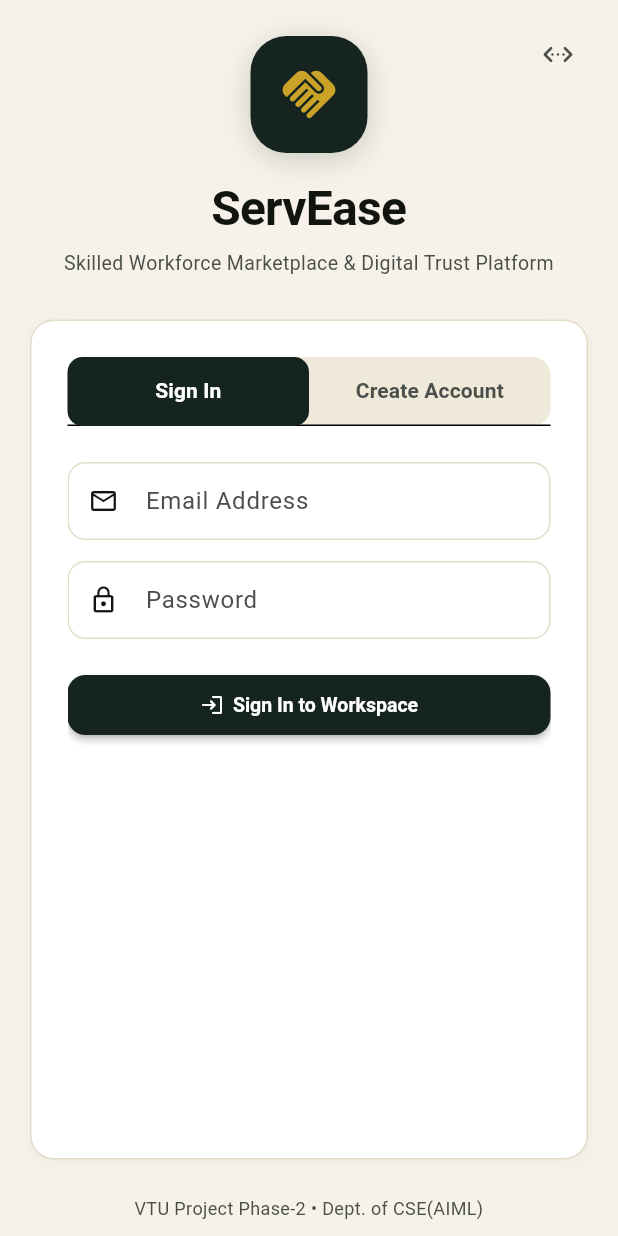
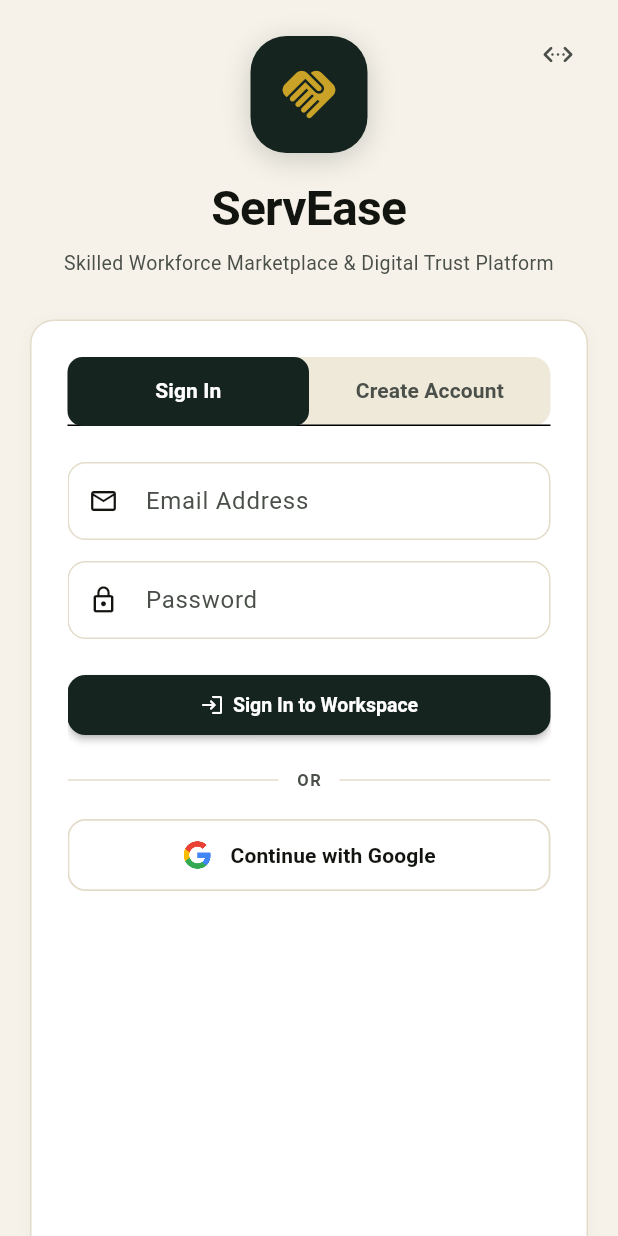
Before and after one commit to darshan-sg26/ServEase, a Flutter app: the screen it shows after launch, on a phone screen of 412 x 824 dp. Run offline on Flutter 3.47's test engine with Material 3 defaults, Android fonts, the phone set to English and light mode, and no system bars; our stand-ins replace flutter_map, geolocator, google_sign_in, latlong2; accounts and stored records are empty; Roboto replaces fonts that are missing (Sora).

Commit message:
fix(security): remove exposed credentials from codebase and restore api routes and google sign-in

```diff
--- a/mobile_app/lib/screens/onboarding/login_register_screen.dart
+++ b/mobile_app/lib/screens/onboarding/login_register_screen.dart
@@ -1,4 +1,5 @@
 import 'package:flutter/material.dart';
+import 'package:google_sign_in/google_sign_in.dart';
 import '../../config/app_config.dart';
 import '../../core/theme.dart';
 import '../../core/widgets.dart';
@@ -18,6 +19,10 @@
 class _LoginRegisterScreenState extends State<LoginRegisterScreen> with SingleTickerProviderStateMixin {
   late TabController _tabController;
   bool _isLoading = false;
+  final GoogleSignIn _googleSignIn = GoogleSignIn(
+    serverClientId: AppConfig.googleServerClientId,
+    scopes: ['email', 'profile'],
+  );
 
   // Login Controllers
   final _loginEmailCtrl = TextEditingController();
@@ -134,6 +139,66 @@
       ScaffoldMessenger.of(context).showSnackBar(
         SnackBar(content: Text(res['message'] ?? 'Registration failed')),
       );
+    }
+  }
+
+  Future<void> _handleGoogleSignIn({String? role}) async {
+    setState(() => _isLoading = true);
+    try {
+      try {
+        await _googleSignIn.signOut();
+      } catch (_) {}
+
+      final GoogleSignInAccount? account = await _googleSignIn.signIn();
+      if (account == null) {
+        if (mounted) setState(() => _isLoading = false);
+        return;
+      }
+
+      final GoogleSignInAuthentication auth = await account.authentication;
+      final idToken = auth.idToken;
+
+      if (idToken == null || idToken.isEmpty) {
+        if (mounted) {
+          setState(() => _isLoading = false);
+          ScaffoldMessenger.of(context).showSnackBar(
+            const SnackBar(
+              content: Text('Failed to retrieve Google ID token. Please check Google Cloud configuration.'),
+            ),
+          );
+        }
+        return;
+      }
+
+      final res = await ApiService.googleLogin(
+        idToken: idToken,
+        role: role ?? _selectedRole,
+      );
+
+      if (!mounted) return;
+      setState(() => _isLoading = false);
+
+      if (res['success'] == true) {
+        final assignedRole = res['role'];
+        if (assignedRole == 'worker') {
+          Navigator.pushReplacement(context, MaterialPageRoute(builder: (_) => const WorkerShell()));
+        } else if (assignedRole == 'provider') {
+          Navigator.pushReplacement(context, MaterialPageRoute(builder: (_) => const ProviderShell()));
+        } else if (assignedRole == 'admin') {
+          Navigator.pushReplacement(context, MaterialPageRoute(builder: (_) => const AdminShell()));
+        }
+      } else {
+        ScaffoldMessenger.of(context).showSnackBar(
+          SnackBar(content: Text(res['message'] ?? 'Google sign-in failed')),
+        );
+      }
+    } catch (e) {
+      if (mounted) {
+        setState(() => _isLoading = false);
+        ScaffoldMessenger.of(context).showSnackBar(
+          SnackBar(content: Text('Google Sign-In error: $e')),
+        );
+      }
     }
   }
 
@@ -387,7 +452,7 @@
 
                             // Tab Content Views
                             SizedBox(
-                              height: 440,
+                              height: 510,
                               child: TabBarView(
                                 controller: _tabController,
                                 children: [
@@ -402,7 +467,7 @@
 
                       const SizedBox(height: 24),
                       const Text(
-                        'VTU Project Phase-2 • Dept. of CSE(AIML)',
+                        'VTU Project Phase-1 • Dept. of CSE(AIML)',
                         textAlign: TextAlign.center,
                         style: TextStyle(fontSize: 12, color: AppColors.slate600),
                       ),
@@ -448,6 +513,13 @@
             isLoading: _isLoading,
             isFullWidth: true,
             onPressed: _handleLogin,
+          ),
+          const SizedBox(height: 18),
+          _buildOrDivider(),
+          const SizedBox(height: 18),
+          _buildGoogleSignInButton(
+            label: 'Continue with Google',
+            role: 'worker',
           ),
           const SizedBox(height: 16),
         ],
@@ -560,8 +632,91 @@
             isFullWidth: true,
             onPressed: _handleRegister,
           ),
+          const SizedBox(height: 18),
+          _buildOrDivider(),
+          const SizedBox(height: 18),
+          _buildGoogleSignInButton(
+            label: 'Continue with Google as ${_selectedRole == 'worker' ? 'Worker' : 'Provider'}',
+            role: _selectedRole,
+          ),
+          const SizedBox(height: 16),
+        ],
+      ),
+    );
+  }
+
+  Widget _buildOrDivider() {
+    return const Row(
+      children: [
+        Expanded(child: Divider(color: AppColors.border, thickness: 1)),
+        Padding(
+          padding: EdgeInsets.symmetric(horizontal: 12),
+          child: Text(
+            'OR',
+            style: TextStyle(
+              fontSize: 11,
+              fontWeight: FontWeight.w700,
+              color: AppColors.slate600,
+              letterSpacing: 1.0,
+            ),
+          ),
+        ),
+        Expanded(child: Divider(color: AppColors.border, thickness: 1)),
+      ],
+    );
+  }
+
+  Widget _buildGoogleSignInButton({required String label, String? role}) {
+    return OutlinedButton(
+      onPressed: _isLoading ? null : () => _handleGoogleSignIn(role: role),
+      style: OutlinedButton.styleFrom(
+        backgroundColor: AppColors.white,
+        foregroundColor: AppColors.ink900,
+        side: const BorderSide(color: AppColors.border, width: 1.2),
+        padding: const EdgeInsets.symmetric(vertical: 14, horizontal: 16),
+        shape: RoundedRectangleBorder(borderRadius: BorderRadius.circular(12)),
+        elevation: 0,
+      ),
+      child: Row(
+        mainAxisAlignment: MainAxisAlignment.center,
+        children: [
+          const GoogleLogo(size: 20),
+          const SizedBox(width: 12),
+          Flexible(
+            child: Text(
+              label,
+              overflow: TextOverflow.ellipsis,
+              style: const TextStyle(
+                fontFamily: 'Sora',
+                fontWeight: FontWeight.w600,
+                fontSize: 14,
+                color: AppColors.ink900,
+              ),
+            ),
+          ),
         ],
       ),
     );
   }
 }
+
+class GoogleLogo extends StatelessWidget {
+  final double size;
+  const GoogleLogo({super.key, this.size = 20});
+
+  @override
+  Widget build(BuildContext context) {
+    return Image.asset(
+      'assets/google_logo.png',
+      width: size,
+      height: size,
+      fit: BoxFit.contain,
+      filterQuality: FilterQuality.high,
+      errorBuilder: (context, error, stackTrace) => Icon(
+        Icons.g_mobiledata_rounded,
+        size: size,
+        color: const Color(0xFF4285F4),
+      ),
+    );
+  }
+}
```
Also changed, not shown: 3 other files.
